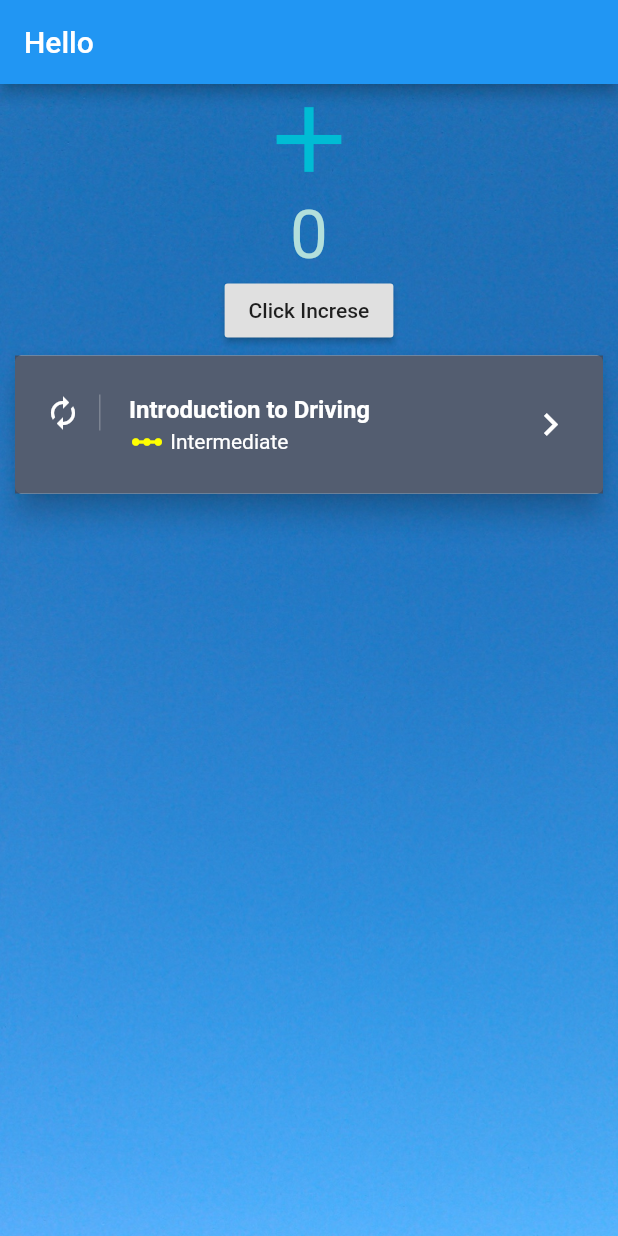
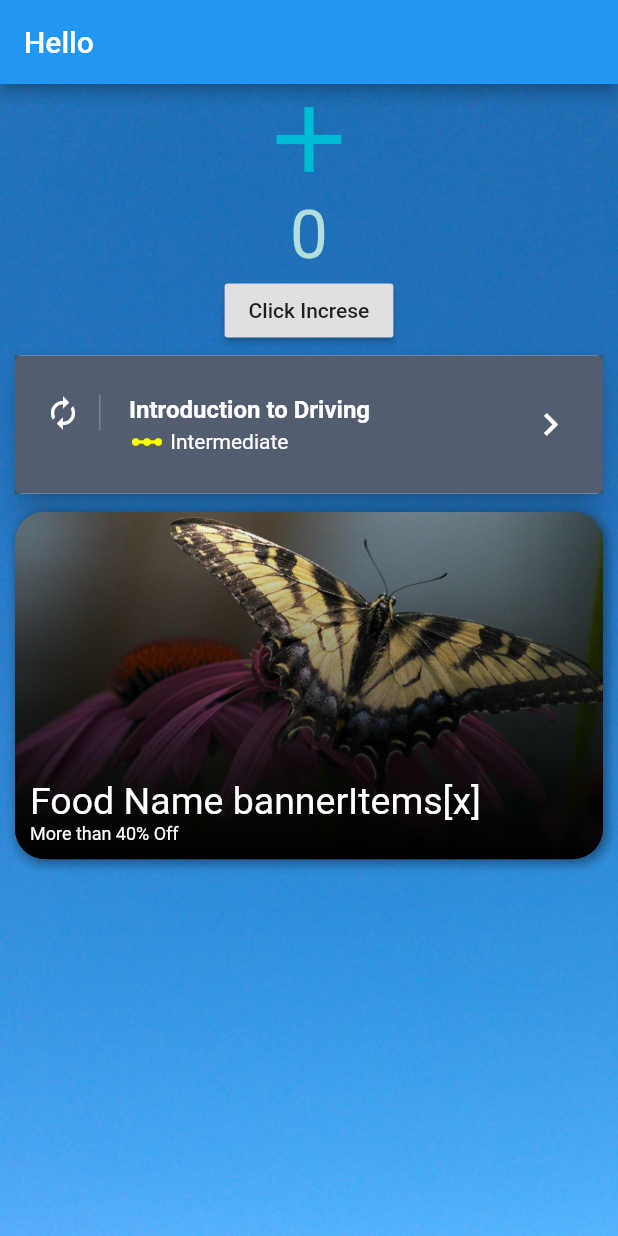
Before and after one commit to Raman-Kumar/uirememberFlutter, a Flutter app: the screen it shows after launch, on a phone screen of 412 x 824 dp. Run offline on Flutter 3.47's test engine with Material 2 defaults, Android fonts, the phone set to English and light mode, and no system bars; our stand-ins replace image_picker, material_design_icons_flutter.

Commit message:
A Card Like ListItemView

```diff
--- /dev/null
+++ b/assets/data.json
@@ -0,0 +1,26 @@
+[
+    {
+      "placeImage": "images/hawkers.jpg",
+      "placeName": "The Hawkers",
+      "placeItems": ["Burgers","Chinese","Fast Food","Italian","Juice"],
+      "minOrder": 20
+    },
+    {
+      "placeImage": "images/flipping.jpg",
+      "placeName": "Flipping Noodles",
+      "placeItems": ["Burgers","Chinese","Fast Food","Italian","Juice"],
+      "minOrder": 50
+    },
+    {
+      "placeImage": "images/pizzahut.jpg",
+      "placeName": "Pizza Hut",
+      "placeItems": ["Pizza","Chinese","Fast Food","Italian","Juice"],
+      "minOrder": 20
+    },
+    {
+      "placeImage": "images/bluehill.jpg",
+      "placeName": "Blue Hill",
+      "placeItems": ["Burgers","Chinese","Fast Food","Italian","Juice"],
+      "minOrder": 40
+    }
+  ]
--- a/lib/main.dart
+++ b/lib/main.dart
@@ -1,5 +1,8 @@
 import 'package:flutter/material.dart';
 import 'package:image_picker/image_picker.dart';
+import 'dart:math' as M;
+import 'dart:convert';
+import 'package:material_design_icons_flutter/material_design_icons_flutter.dart';
 // import 'package:image';
 
 void main() => runApp(MyApp());
@@ -31,7 +34,6 @@ class _MyHomePageState extends State<MyHomePage> {
 
   @override
   Widget build(BuildContext context) {
-
     Future getImage() async {
       var image = await ImagePicker.pickImage(source: ImageSource.gallery);
 
@@ -40,6 +42,9 @@ Future getImage() async {
         // print('Image Path $_image');
       });
     }
+
+    var screenHeight = MediaQuery.of(context).size.height;
+    var screenWidth = MediaQuery.of(context).size.width;
 
     return Scaffold(
         appBar: AppBar(
@@ -63,7 +68,7 @@ Future getImage() async {
               ),
               new Text(
                 _counter.toString(),
-                style: TextStyle(color: Colors.teal[100],fontSize: 45.0),
+                style: TextStyle(color: Colors.teal[100], fontSize: 45.0),
               ),
               RaisedButton(
                 onPressed: () {
@@ -72,7 +77,8 @@ Future getImage() async {
                 },
                 child: Text("Click Increse"),
               ),
-              makeCard
+              makeCard,
+              buildaFoodCard(screenHeight, screenWidth),
             ],
           ),
         ));
@@ -110,4 +116,74 @@ Future getImage() async {
       ),
       trailing:
           Icon(Icons.keyboard_arrow_right, color: Colors.white, size: 30.0));
+
+  InkWell buildaFoodCard(
+    screenHight,
+    screenWidth,
+  ) {
+    // I copied Card View Like Design from BannerWidgetArea class from
+    // Flutter Tutorial - Restaurant App UI Design | Flutter App
+    // https://www.youtube.com/watch?v=XgVSW2FYLKQ
+    return
+    InkWell(
+      onTap: (){
+        print("object");
+      },
+     child: Container(
+       margin: new EdgeInsets.symmetric(horizontal: 10.0, vertical: 6.0),
+        width: screenWidth,
+        height: screenWidth * 9 / 16,
+        child: Container(
+          child: Stack(
+            fit: StackFit.expand,
+            children: <Widget>[
+              Container(
+                decoration: BoxDecoration(
+                    borderRadius: BorderRadius.all(Radius.circular(20.0)),
+                    boxShadow: [
+                      BoxShadow(
+                          color: Colors.black38,
+                          offset: Offset(2.0, 2.0),
+                          blurRadius: 5.0,
+                          spreadRadius: 1.0)
+                    ]),
+              ),
+              ClipRRect(
+                borderRadius: BorderRadius.all(Radius.circular(20.0)),
+                child: Image.asset(
+                  "img/butterfly.jpg",
+                  fit: BoxFit.cover,
+                ),
+              ),
+              Container(
+                decoration: BoxDecoration(
+                    borderRadius: BorderRadius.all(Radius.circular(20.0)),
+                    gradient: LinearGradient(
+                        begin: Alignment.topCenter,
+                        end: Alignment.bottomCenter,
+                        colors: [Colors.transparent, Colors.black])),
+              ),
+              Padding(
+                // padding: EdgeInsets.only(left:20,bottom: 10.0, right: 2.0),
+                padding: EdgeInsets.all(10.0),
+                child: Column(
+                  mainAxisAlignment: MainAxisAlignment.end,
+                  crossAxisAlignment: CrossAxisAlignment.start,
+                  children: <Widget>[
+                    Text(
+                      "Food Name bannerItems[x]",
+                      style: TextStyle(fontSize: 25.0, color: Colors.white),
+                    ),
+                    Text(
+                      "More than 40% Off",
+                      style: TextStyle(fontSize: 12.0, color: Colors.white),
+                    )
+                  ],
+                ),
+              ),
+            ],
+          ),
+        ))
+    );
   }
+}
--- a/pubspec.yaml
+++ b/pubspec.yaml
@@ -24,6 +24,7 @@ dependencies:
   # Use with the CupertinoIcons class for iOS style icons.
   image_picker:
   cupertino_icons: ^0.1.2
+  material_design_icons_flutter: ^3.4.4995
 
 
 dev_dependencies:
@@ -45,6 +46,7 @@ flutter:
   # To add assets to your application, add an assets section, like this:
   assets:
    - img/
+   - assets/data.json
   #  - images/a_dot_ham.jpeg
 
   # An image asset can refer to one or more resolution-specific "variants", see
```
Also changed, not shown: pubspec.lock. Lines whose indentation alone changed are shown as unchanged.
